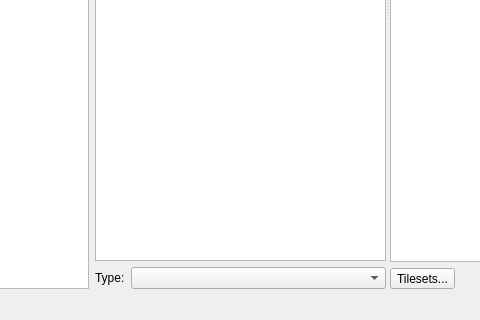
timbaker/tiled, file src/tiled/tilerotationwindow.ui: the form before one commit; both pictures show x 211 to 691 and y 326 to 646 of the 1198 by 646 pixel window.
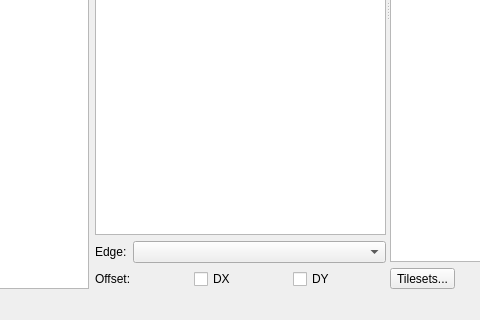
The form after the commit. Icons and pictures are not drawn. Custom widgets are drawn as their Qt base class.

Commit message: WIP: Rotate the view in BuildingEd

```diff
--- a/src/tiled/tilerotationwindow.ui
+++ b/src/tiled/tilerotationwindow.ui
@@ -35,14 +35,14 @@
         <item>
          <layout class="QVBoxLayout" name="verticalLayout">
           <item>
-           <widget class="Tiled::Internal::MixedTilesetView" name="tileRotateView"/>
+           <widget class="Tiled::Internal::MixedTilesetView" name="visualDataView"/>
           </item>
           <item>
            <layout class="QHBoxLayout" name="comboLayout">
             <item>
              <widget class="QLabel" name="label">
               <property name="text">
-               <string>Type:</string>
+               <string>Edge:</string>
               </property>
              </widget>
             </item>
@@ -58,6 +58,31 @@
             </item>
            </layout>
           </item>
+          <item>
+           <layout class="QHBoxLayout" name="offsetLayout">
+            <item>
+             <widget class="QLabel" name="label_2">
+              <property name="text">
+               <string>Offset:</string>
+              </property>
+             </widget>
+            </item>
+            <item>
+             <widget class="QCheckBox" name="checkBoxDX">
+              <property name="text">
+               <string>DX</string>
+              </property>
+             </widget>
+            </item>
+            <item>
+             <widget class="QCheckBox" name="checkBoxDY">
+              <property name="text">
+               <string>DY</string>
+              </property>
+             </widget>
+            </item>
+           </layout>
+          </item>
          </layout>
         </item>
        </layout>
```
Left out of the diff: 2 changed lines with no effect on the pictures. The commit also changes 8 other files.
